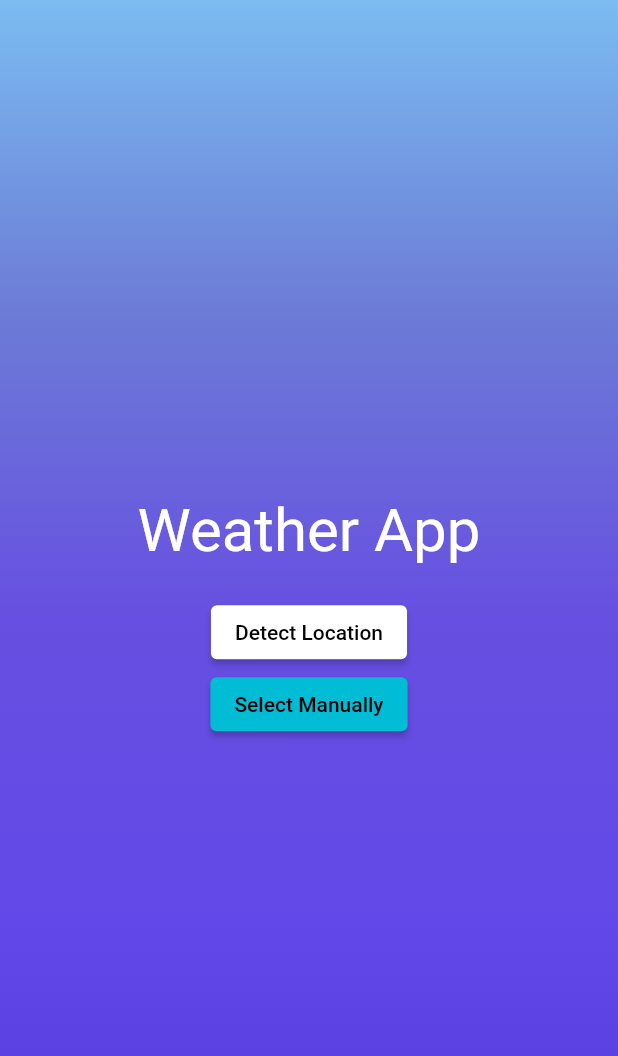
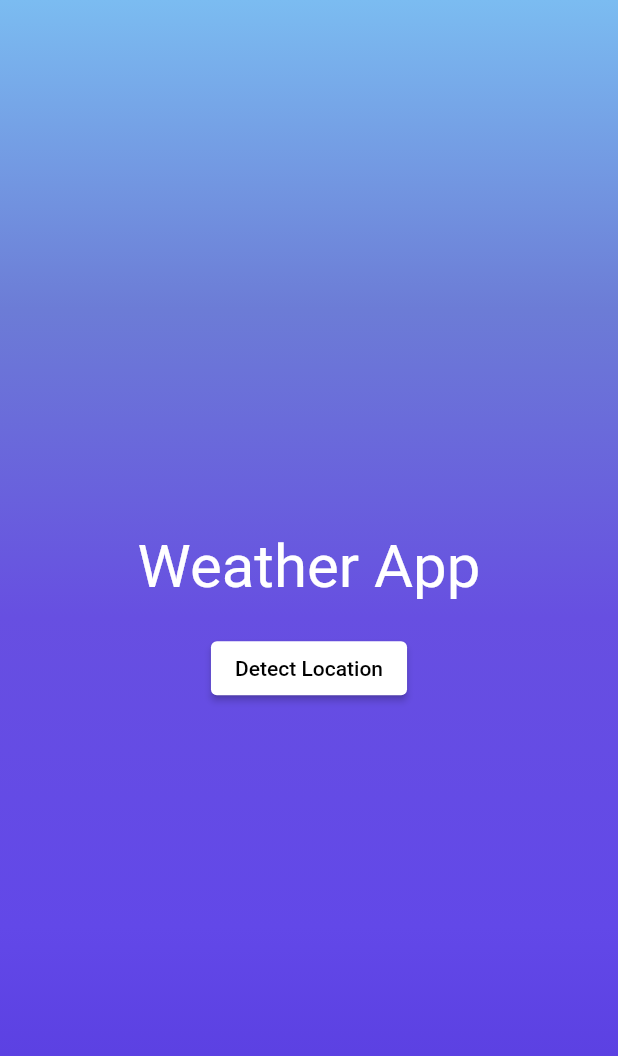
Before and after one commit to Nibzz007/Weather-App, a Flutter app: the screen it shows after launch, on a phone screen of 412 x 824 dp. Shown: the top 1056 px of the screen. Run offline on Flutter 3.47's test engine with Material 2 defaults, Android fonts, the phone set to English and light mode, and no system bars; our stand-ins replace dartz, dio, freezed_annotation, geolocator, get, shimmer.

Commit message:
final changes made

```diff
--- a/lib/view/splash/splash.dart
+++ b/lib/view/splash/splash.dart
@@ -5,7 +5,6 @@ import 'package:weather_app/controller/location_controller.dart';
 import 'package:weather_app/controller/weather_controller.dart';
 import 'package:weather_app/view/core/constants.dart';
 import 'package:weather_app/view/home/home_page.dart';
-import 'package:weather_app/view/search/search.dart';
 
 class SplashScreen extends StatelessWidget {
   SplashScreen({Key? key}) : super(key: key);
@@ -37,10 +36,10 @@ class SplashScreen extends StatelessWidget {
                 init: LocationController(),
                 builder: (_locCtrl) {
                   return ElevatedButton(
-                        style: ElevatedButton.styleFrom(primary: whiteColor),
+                    style:
+                        ElevatedButton.styleFrom(backgroundColor: whiteColor),
                     onPressed: () async {
-                          Position usrLocation =
-                              await _locCtrl.getLocationData();
+                      Position usrLocation = await _locCtrl.getLocationData();
                       await weatherControl.getWeatherData(
                           userLocation: usrLocation);
                       await Get.offAll(() => HomePage());
@@ -49,13 +48,10 @@ class SplashScreen extends StatelessWidget {
                         ? const CircularProgressIndicator(
                             strokeWidth: 2,
                           )
-                            : const Text('Detect Location'));
-                  }),
-              ElevatedButton(
-                  onPressed: () {
-                    Get.to(() => SearchPage());
+                        : const Text('Detect Location'),
+                  );
                 },
-                  child: const Text('Select Manually'))
+              ),
             ],
           )),
         ),
```
Lines whose indentation alone changed are shown as unchanged.
